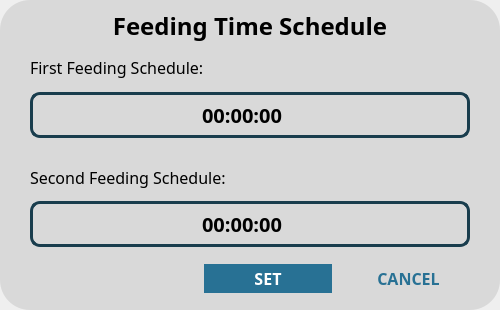
The window that dialog-set-time.ui (jeraldconstantino/nitrate-sufficiency-monitoring-system) describes before a commit, drawn with Qt 5.
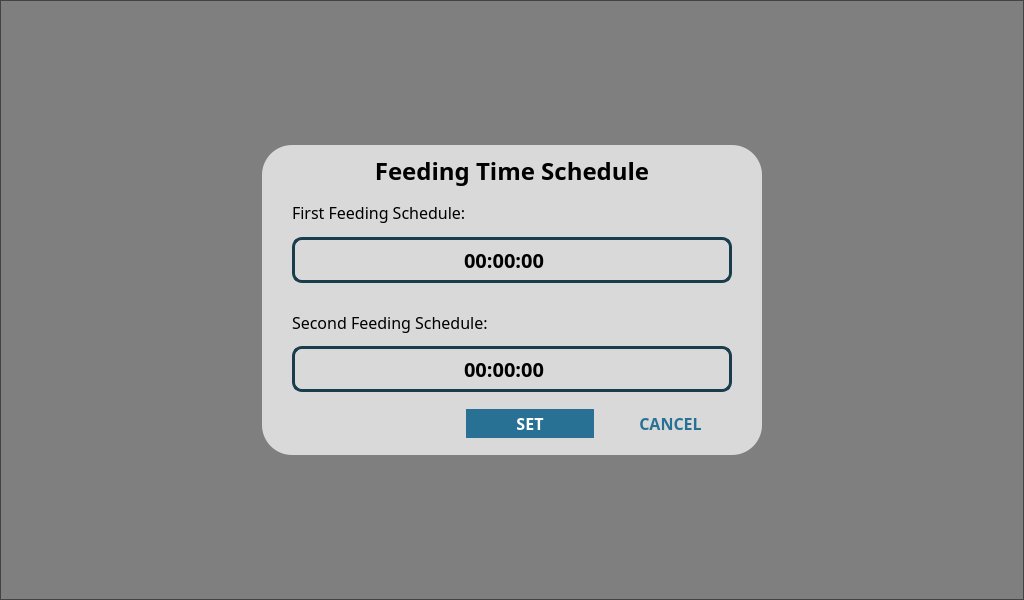
The same window after the commit.

Commit message: transparent black overlay is added when opening the fish feeding time dialog

The edit to the form file:
```diff
--- a/dialog-set-time.ui
+++ b/dialog-set-time.ui
@@ -6,30 +6,15 @@
    <rect>
     <x>0</x>
     <y>0</y>
-    <width>500</width>
-    <height>310</height>
+    <width>1024</width>
+    <height>600</height>
    </rect>
   </property>
-  <property name="minimumSize">
-   <size>
-    <width>500</width>
-    <height>310</height>
-   </size>
-  </property>
-  <property name="maximumSize">
-   <size>
-    <width>500</width>
-    <height>310</height>
-   </size>
-  </property>
   <property name="windowTitle">
    <string>Dialog</string>
   </property>
   <property name="styleSheet">
-   <string notr="true">QFrame{
-	background-color: rgb(217, 217, 217);
-}
-</string>
+   <string notr="true"/>
   </property>
   <layout class="QVBoxLayout" name="verticalLayout_4">
    <property name="spacing">
@@ -48,39 +33,70 @@
     <number>0</number>
    </property>
    <item>
+    <widget class="QFrame" name="frame">
+     <property name="styleSheet">
+      <string notr="true">QFrame {
+	background-color: rgba(0, 0, 0, 120);
+}</string>
+     </property>
+     <property name="frameShape">
+      <enum>QFrame::StyledPanel</enum>
+     </property>
+     <property name="frameShadow">
+      <enum>QFrame::Raised</enum>
+     </property>
+     <layout class="QHBoxLayout" name="horizontalLayout">
+      <property name="spacing">
+       <number>15</number>
+      </property>
+      <property name="leftMargin">
+       <number>0</number>
+      </property>
+      <property name="topMargin">
+       <number>0</number>
+      </property>
+      <property name="rightMargin">
+       <number>0</number>
+      </property>
+      <property name="bottomMargin">
+       <number>0</number>
+      </property>
+      <item>
+       <spacer name="horizontalSpacer_3">
+        <property name="orientation">
+         <enum>Qt::Horizontal</enum>
+        </property>
+        <property name="sizeHint" stdset="0">
+         <size>
+          <width>40</width>
+          <height>20</height>
+         </size>
+        </property>
+       </spacer>
+      </item>
+      <item>
     <widget class="QFrame" name="dialogFrame">
+        <property name="minimumSize">
+         <size>
+          <width>500</width>
+          <height>310</height>
+         </size>
+        </property>
+        <property name="maximumSize">
+         <size>
+          <width>500</width>
+          <height>310</height>
+         </size>
+        </property>
      <property name="styleSheet">
       <string notr="true">QFrame{
+	background-color: rgb(217, 217, 217);
 	border-radius:30px;
 }
-QPushButton{
-	color:grey;
-	border-style: solid;
-	border-width:2px;
-	border-color: #00557f;
-	border-radius: 10px;
-}
-
-QPushButton::hover{
-	color:#00FFFF;
-	border-style: solid;
-	border-width:2px;
-	border-color: #00FFFF;
-	border-radius: 10px;
-}
 
 QLabel{
 	background-color:transparent;
 }
-
-#Opps{
-	
-	color: rgb(85, 255, 127);
-}
-#No_Internet{
-	
-	color: rgb(170, 255, 255);
-}
 </string>
      </property>
      <property name="frameShape">
@@ -300,6 +316,22 @@
          </layout>
         </item>
        </layout>
+         </item>
+        </layout>
+       </widget>
+      </item>
+      <item>
+       <spacer name="horizontalSpacer_2">
+        <property name="orientation">
+         <enum>Qt::Horizontal</enum>
+        </property>
+        <property name="sizeHint" stdset="0">
+         <size>
+          <width>243</width>
+          <height>20</height>
+         </size>
+        </property>
+       </spacer>
       </item>
      </layout>
     </widget>
```
Lines whose indentation alone changed are shown as unchanged. The commit also changes 5 other files.
